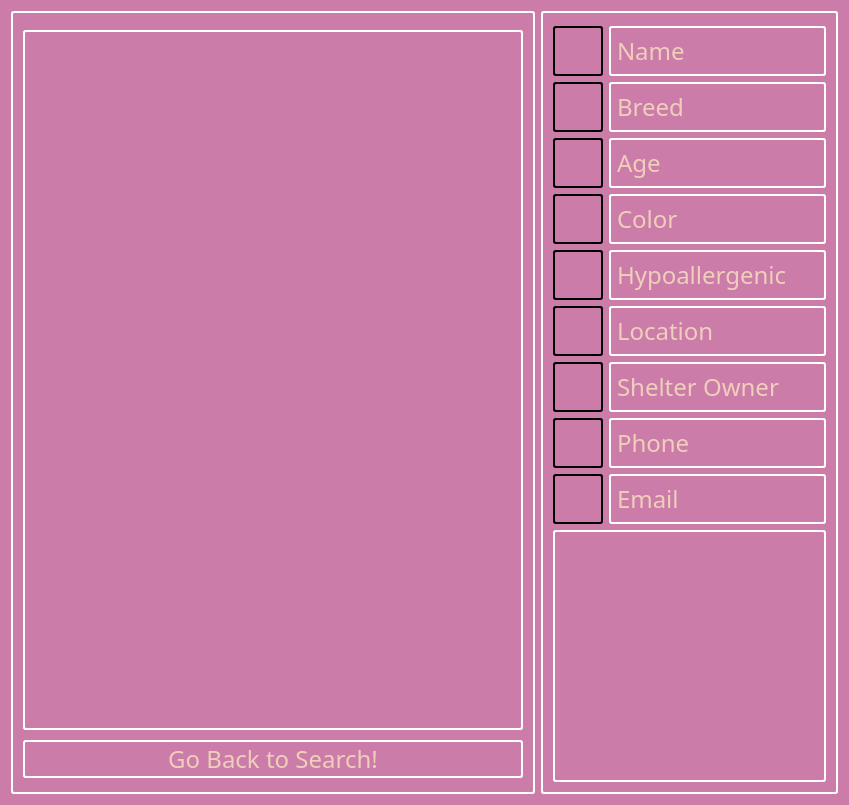
The window that breadnbutter/gui/petprofile.ui (jacksodl23/cs-205-pet-adoption) describes before a commit, drawn with Qt 5.
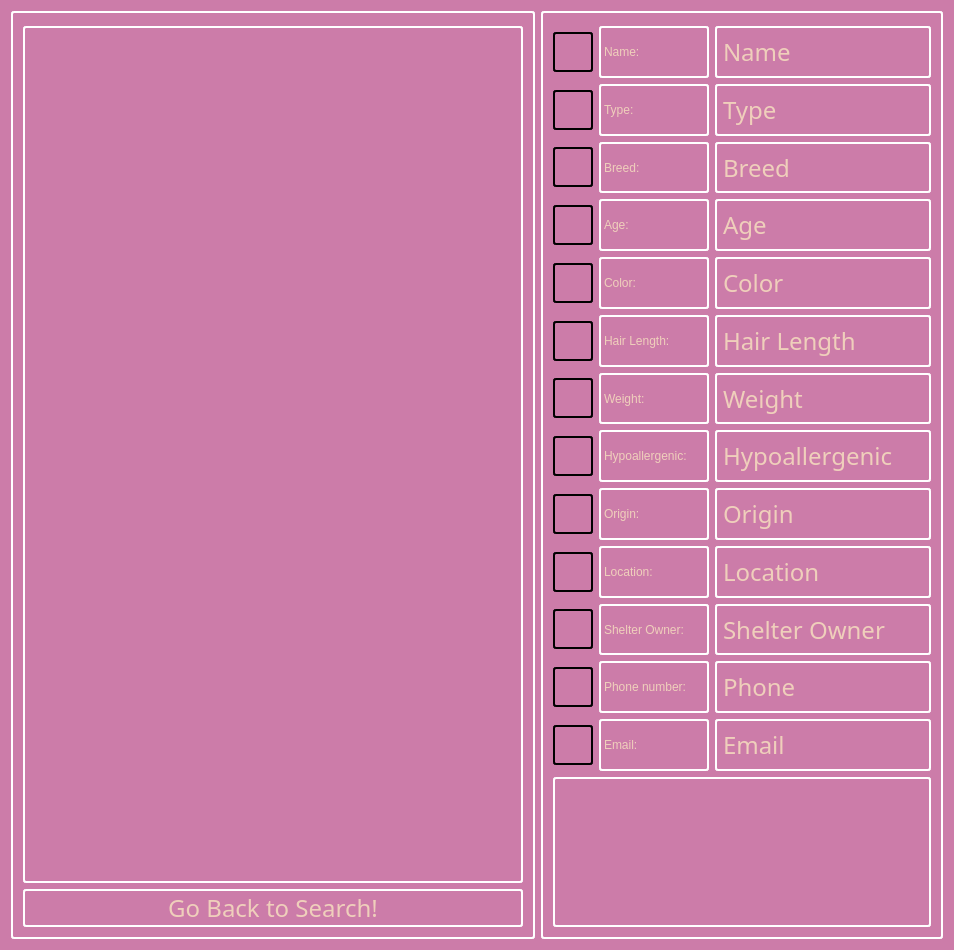
The same window after the commit.

Commit message: added icons and updated attributes displayed

Diff of the .ui file:
```diff
--- a/breadnbutter/gui/petprofile.ui
+++ b/breadnbutter/gui/petprofile.ui
@@ -6,8 +6,8 @@
    <rect>
     <x>0</x>
     <y>0</y>
-    <width>849</width>
-    <height>805</height>
+    <width>954</width>
+    <height>950</height>
    </rect>
   </property>
   <property name="windowTitle">
@@ -17,65 +17,58 @@
    <string notr="true">background-color: rgb(204, 124, 169);
 color: rgb(239, 207, 187);</string>
   </property>
-  <layout class="QHBoxLayout" name="horizontalLayout_3">
+  <layout class="QHBoxLayout" name="horizontalLayout_14">
    <item>
-    <layout class="QVBoxLayout" name="verticalLayout_3"/>
-   </item>
-   <item>
-    <layout class="QVBoxLayout" name="verticalLayout_4">
-     <item>
-      <widget class="QGroupBox" name="groupBox">
-       <property name="minimumSize">
-        <size>
-         <width>500</width>
-         <height>0</height>
-        </size>
-       </property>
-       <property name="styleSheet">
-        <string notr="true">color: rgb(239, 207, 187);
+    <widget class="QGroupBox" name="groupBox">
+     <property name="minimumSize">
+      <size>
+       <width>500</width>
+       <height>0</height>
+      </size>
+     </property>
+     <property name="styleSheet">
+      <string notr="true">color: rgb(239, 207, 187);
 border: 2px solid  white; 
      border-radius: 3px;</string>
-       </property>
-       <property name="title">
-        <string/>
-       </property>
-       <layout class="QVBoxLayout" name="verticalLayout_5">
-        <item>
-         <widget class="QLabel" name="animalDisplay">
-          <property name="minimumSize">
-           <size>
-            <width>500</width>
-            <height>700</height>
-           </size>
-          </property>
-          <property name="maximumSize">
-           <size>
-            <width>500</width>
-            <height>700</height>
-           </size>
-          </property>
-          <property name="text">
-           <string/>
-          </property>
-         </widget>
-        </item>
-        <item>
-         <widget class="QPushButton" name="backToSearchButton">
-          <property name="font">
-           <font>
-            <family>Dyuthi</family>
-            <pointsize>18</pointsize>
-           </font>
-          </property>
-          <property name="text">
-           <string>Go Back to Search!</string>
-          </property>
-         </widget>
-        </item>
-       </layout>
-      </widget>
-     </item>
-    </layout>
+     </property>
+     <property name="title">
+      <string/>
+     </property>
+     <layout class="QVBoxLayout" name="verticalLayout_5">
+      <item>
+       <widget class="QLabel" name="animalDisplay">
+        <property name="minimumSize">
+         <size>
+          <width>500</width>
+          <height>700</height>
+         </size>
+        </property>
+        <property name="maximumSize">
+         <size>
+          <width>500</width>
+          <height>1000</height>
+         </size>
+        </property>
+        <property name="text">
+         <string/>
+        </property>
+       </widget>
+      </item>
+      <item>
+       <widget class="QPushButton" name="backToSearchButton">
+        <property name="font">
+         <font>
+          <family>Dyuthi</family>
+          <pointsize>18</pointsize>
+         </font>
+        </property>
+        <property name="text">
+         <string>Go Back to Search!</string>
+        </property>
+       </widget>
+      </item>
+     </layout>
+    </widget>
    </item>
    <item>
     <widget class="QGroupBox" name="groupBox_2">
@@ -100,14 +93,14 @@
          <widget class="QLabel" name="icon_name">
           <property name="minimumSize">
            <size>
-            <width>50</width>
-            <height>50</height>
+            <width>40</width>
+            <height>40</height>
            </size>
           </property>
           <property name="maximumSize">
            <size>
-            <width>50</width>
-            <height>50</height>
+            <width>40</width>
+            <height>40</height>
            </size>
           </property>
           <property name="styleSheet">
@@ -119,8 +112,27 @@
           </property>
          </widget>
         </item>
+        <item>
+         <widget class="QLabel" name="label">
+          <property name="maximumSize">
+           <size>
+            <width>110</width>
+            <height>16777215</height>
+           </size>
+          </property>
+          <property name="text">
+           <string>Name:</string>
+          </property>
+         </widget>
+        </item>
         <item>
          <widget class="QLabel" name="label_name">
+          <property name="maximumSize">
+           <size>
+            <width>1000</width>
+            <height>16777215</height>
+           </size>
+          </property>
           <property name="font">
            <font>
             <family>Dyuthi</family>
@@ -137,17 +149,76 @@
       <item>
        <layout class="QHBoxLayout" name="horizontalLayout_2">
         <item>
+         <widget class="QLabel" name="icon_type">
+          <property name="minimumSize">
+           <size>
+            <width>40</width>
+            <height>40</height>
+           </size>
+          </property>
+          <property name="maximumSize">
+           <size>
+            <width>40</width>
+            <height>40</height>
+           </size>
+          </property>
+          <property name="styleSheet">
+           <string notr="true">border: 2px solid  black; 
+     border-radius: 3px;</string>
+          </property>
+          <property name="text">
+           <string/>
+          </property>
+         </widget>
+        </item>
+        <item>
+         <widget class="QLabel" name="label_2">
+          <property name="maximumSize">
+           <size>
+            <width>110</width>
+            <height>16777215</height>
+           </size>
+          </property>
+          <property name="text">
+           <string>Type:</string>
+          </property>
+         </widget>
+        </item>
+        <item>
+         <widget class="QLabel" name="label_type">
+          <property name="maximumSize">
+           <size>
+            <width>1000</width>
+            <height>16777215</height>
+           </size>
+          </property>
+          <property name="font">
+           <font>
+            <family>Dyuthi</family>
+            <pointsize>18</pointsize>
+           </font>
+          </property>
+          <property name="text">
+           <string>Type</string>
+          </property>
+         </widget>
+        </item>
+       </layout>
+      </item>
+      <item>
+       <layout class="QHBoxLayout" name="horizontalLayout_3">
+        <item>
          <widget class="QLabel" name="icon_breed">
           <property name="minimumSize">
            <size>
-            <width>50</width>
-            <height>50</height>
+            <width>40</width>
+            <height>40</height>
            </size>
           </property>
           <property name="maximumSize">
            <size>
-            <width>50</width>
-            <height>50</height>
+            <width>40</width>
+            <height>40</height>
            </size>
           </property>
           <property name="styleSheet">
@@ -159,8 +230,27 @@
           </property>
          </widget>
         </item>
+        <item>
+         <widget class="QLabel" name="label_3">
+          <property name="maximumSize">
+           <size>
+            <width>110</width>
+            <height>16777215</height>
+           </size>
+          </property>
+          <property name="text">
+           <string>Breed:</string>
+          </property>
+         </widget>
+        </item>
         <item>
          <widget class="QLabel" name="label_breed">
+          <property name="maximumSize">
+           <size>
+            <width>1000</width>
+            <height>16777215</height>
+           </size>
+          </property>
           <property name="font">
            <font>
             <family>Dyuthi</family>
@@ -180,14 +270,14 @@
          <widget class="QLabel" name="icon_age">
           <property name="minimumSize">
            <size>
-            <width>50</width>
-            <height>50</height>
+            <width>40</width>
+            <height>40</height>
            </size>
           </property>
           <property name="maximumSize">
            <size>
-            <width>50</width>
-            <height>50</height>
+            <width>40</width>
+            <height>40</height>
            </size>
           </property>
           <property name="styleSheet">
@@ -199,8 +289,27 @@
           </property>
          </widget>
         </item>
+        <item>
+         <widget class="QLabel" name="label_4">
+          <property name="maximumSize">
+           <size>
+            <width>110</width>
+            <height>16777215</height>
+           </size>
+          </property>
+          <property name="text">
+           <string>Age:</string>
+          </property>
+         </widget>
+        </item>
         <item>
          <widget class="QLabel" name="label_age">
+          <property name="maximumSize">
+           <size>
+            <width>1000</width>
+            <height>16777215</height>
+           </size>
+          </property>
           <property name="font">
            <font>
             <family>Dyuthi</family>
@@ -220,14 +329,14 @@
          <widget class="QLabel" name="icon_color">
           <property name="minimumSize">
            <size>
-            <width>50</width>
-            <height>50</height>
+            <width>40</width>
+            <height>40</height>
            </size>
           </property>
           <property name="maximumSize">
            <size>
-            <width>50</width>
-            <height>50</height>
+            <width>40</width>
+            <height>40</height>
            </size>
           </property>
           <property name="styleSheet">
@@ -239,8 +348,27 @@
           </property>
          </widget>
         </item>
+        <item>
+         <widget class="QLabel" name="label_5">
+          <property name="maximumSize">
+           <size>
+            <width>110</width>
+            <height>16777215</height>
+           </size>
+          </property>
+          <property name="text">
+           <string>Color:</string>
+          </property>
+         </widget>
+        </item>
         <item>
          <widget class="QLabel" name="label_color">
+          <property name="maximumSize">
+           <size>
+            <width>1000</width>
+            <height>16777215</height>
+           </size>
+          </property>
           <property name="font">
            <font>
             <family>Dyuthi</family>
@@ -257,17 +385,135 @@
       <item>
        <layout class="QHBoxLayout" name="horizontalLayout_6">
         <item>
+         <widget class="QLabel" name="icon_hair">
+          <property name="minimumSize">
+           <size>
+            <width>40</width>
+            <height>40</height>
+           </size>
+          </property>
+          <property name="maximumSize">
+           <size>
+            <width>40</width>
+            <height>40</height>
+           </size>
+          </property>
+          <property name="styleSheet">
+           <string notr="true">border: 2px solid  black; 
+     border-radius: 3px;</string>
+          </property>
+          <property name="text">
+           <string/>
+          </property>
+         </widget>
+        </item>
+        <item>
+         <widget class="QLabel" name="label_6">
+          <property name="maximumSize">
+           <size>
+            <width>110</width>
+            <height>16777215</height>
+           </size>
+          </property>
+          <property name="text">
+           <string>Hair Length:</string>
+          </property>
+         </widget>
+        </item>
+        <item>
+         <widget class="QLabel" name="label_hair">
+          <property name="maximumSize">
+           <size>
+            <width>1000</width>
+            <height>16777215</height>
+           </size>
+          </property>
+          <property name="font">
+           <font>
+            <family>Dyuthi</family>
+            <pointsize>18</pointsize>
+           </font>
+          </property>
+          <property name="text">
+           <string>Hair Length</string>
+          </property>
+         </widget>
+        </item>
+       </layout>
+      </item>
+      <item>
+       <layout class="QHBoxLayout" name="horizontalLayout_7">
+        <item>
+         <widget class="QLabel" name="icon_weight">
+          <property name="minimumSize">
+           <size>
+            <width>40</width>
+            <height>40</height>
+           </size>
+          </property>
+          <property name="maximumSize">
+           <size>
+            <width>40</width>
+            <height>40</height>
+           </size>
+          </property>
+          <property name="styleSheet">
+           <string notr="true">border: 2px solid  black; 
+     border-radius: 3px;</string>
+          </property>
+          <property name="text">
+           <string/>
+          </property>
+         </widget>
+        </item>
+        <item>
+         <widget class="QLabel" name="label_7">
+          <property name="maximumSize">
+           <size>
+            <width>110</width>
+            <height>16777215</height>
+           </size>
+          </property>
+          <property name="text">
+           <string>Weight:</string>
+          </property>
+         </widget>
+        </item>
+        <item>
+         <widget class="QLabel" name="label_weight">
+          <property name="maximumSize">
+           <size>
+            <width>1000</width>
+            <height>16777215</height>
+           </size>
+          </property>
+          <property name="font">
+           <font>
+            <family>Dyuthi</family>
+            <pointsize>18</pointsize>
+           </font>
+          </property>
+          <property name="text">
+           <string>Weight</string>
+          </property>
+         </widget>
+        </item>
+       </layout>
+      </item>
+      <item>
+       <layout class="QHBoxLayout" name="horizontalLayout_8">
+        <item>
          <widget class="QLabel" name="icon_hypoallergenic">
           <property name="minimumSize">
            <size>
-            <width>50</width>
-            <height>50</height>
+            <width>40</width>
+            <height>40</height>
            </size>
           </property>
           <property name="maximumSize">
            <size>
-            <width>50</width>
-            <height>50</height>
+            <width>40</width>
+            <height>40</height>
            </size>
           </property>
           <property name="styleSheet">
@@ -279,8 +525,27 @@
           </property>
          </widget>
         </item>
+        <item>
+         <widget class="QLabel" name="label_8">
+          <property name="maximumSize">
+           <size>
+            <width>110</width>
+            <height>16777215</height>
+           </size>
+          </property>
+          <property name="text">
+           <string>Hypoallergenic:</string>
+          </property>
+         </widget>
+        </item>
         <item>
          <widget class="QLabel" name="label_hypo">
+          <property name="maximumSize">
+           <size>
+            <width>1000</width>
+            <height>16777215</height>
+           </size>
+          </property>
           <property name="font">
            <font>
             <family>Dyuthi</family>
@@ -295,19 +560,78 @@
        </layout>
       </item>
       <item>
-       <layout class="QHBoxLayout" name="horizontalLayout_7">
+       <layout class="QHBoxLayout" name="horizontalLayout_9">
+        <item>
+         <widget class="QLabel" name="icon_origin">
+          <property name="minimumSize">
+           <size>
+            <width>40</width>
+            <height>40</height>
+           </size>
+          </property>
+          <property name="maximumSize">
+           <size>
+            <width>40</width>
+            <height>40</height>
+           </size>
+          </property>
+          <property name="styleSheet">
+           <string notr="true">border: 2px solid  black; 
+     border-radius: 3px;</string>
+          </property>
+          <property name="text">
+           <string/>
+          </property>
+         </widget>
+        </item>
+        <item>
+         <widget class="QLabel" name="label_9">
+          <property name="maximumSize">
+           <size>
+            <width>110</width>
+            <height>16777215</height>
+           </size>
+          </property>
+          <property name="text">
+           <string>Origin:</string>
+          </property>
+         </widget>
+        </item>
+        <item>
+         <widget class="QLabel" name="label_origin">
+          <property name="maximumSize">
+           <size>
+            <width>1000</width>
+            <height>16777215</height>
+           </size>
+          </property>
+          <property name="font">
+           <font>
+            <family>Dyuthi</family>
+            <pointsize>18</pointsize>
+           </font>
+          </property>
+          <property name="text">
+           <string>Origin</string>
+          </property>
+         </widget>
+        </item>
+       </layout>
+      </item>
+      <item>
+       <layout class="QHBoxLayout" name="horizontalLayout_10">
         <item>
          <widget class="QLabel" name="icon_location">
           <property name="minimumSize">
            <size>
-            <width>50</width>
-            <height>50</height>
+            <width>40</width>
+            <height>40</height>
            </size>
           </property>
           <property name="maximumSize">
            <size>
-            <width>50</width>
-            <height>50</height>
+            <width>40</width>
+            <height>40</height>
            </size>
           </property>
           <property name="styleSheet">
@@ -319,8 +643,27 @@
           </property>
          </widget>
         </item>
+        <item>
+         <widget class="QLabel" name="label_10">
+          <property name="maximumSize">
+           <size>
+            <width>110</width>
+            <height>16777215</height>
+           </size>
+          </property>
+          <property name="text">
+           <string>Location:</string>
+          </property>
+         </widget>
+        </item>
         <item>
          <widget class="QLabel" name="label_location">
+          <property name="maximumSize">
+           <size>
+            <width>1000</width>
+            <height>16777215</height>
+           </size>
+          </property>
           <property name="font">
            <font>
             <family>Dyuthi</family>
@@ -335,19 +678,19 @@
        </layout>
       </item>
       <item>
-       <layout class="QHBoxLayout" name="horizontalLayout_8">
+       <layout class="QHBoxLayout" name="horizontalLayout_11">
         <item>
          <widget class="QLabel" name="icon_shelter">
           <property name="minimumSize">
            <size>
-            <width>50</width>
-            <height>50</height>
+            <width>40</width>
+            <height>40</height>
            </size>
           </property>
           <property name="maximumSize">
            <size>
-            <width>50</width>
-            <height>50</height>
+            <width>40</width>
+            <height>40</height>
            </size>
           </property>
           <property name="styleSheet">
@@ -359,8 +702,27 @@
           </property>
          </widget>
         </item>
+        <item>
+         <widget class="QLabel" name="label_11">
+          <property name="maximumSize">
+           <size>
+            <width>110</width>
+            <height>16777215</height>
+           </size>
+          </property>
+          <property name="text">
+           <string>Shelter Owner:</string>
+          </property>
+         </widget>
+        </item>
         <item>
          <widget class="QLabel" name="label_shelter">
+          <property name="maximumSize">
+           <size>
+            <width>1000</width>
+            <height>16777215</height>
+           </size>
+          </property>
           <property name="font">
            <font>
             <family>Dyuthi</family>
@@ -375,19 +737,19 @@
        </layout>
       </item>
       <item>
-       <layout class="QHBoxLayout" name="horizontalLayout_9">
+       <layout class="QHBoxLayout" name="horizontalLayout_12">
         <item>
          <widget class="QLabel" name="icon_phone">
           <property name="minimumSize">
            <size>
-            <width>50</width>
-            <height>50</height>
+            <width>40</width>
+            <height>40</height>
            </size>
           </property>
           <property name="maximumSize">
            <size>
-            <width>50</width>
-            <height>50</height>
+            <width>40</width>
+            <height>40</height>
            </size>
           </property>
           <property name="styleSheet">
@@ -399,8 +761,27 @@
           </property>
          </widget>
         </item>
+        <item>
+         <widget class="QLabel" name="label_12">
+          <property name="maximumSize">
+           <size>
+            <width>110</width>
+            <height>16777215</height>
+           </size>
+          </property>
+          <property name="text">
+           <string>Phone number:</string>
+          </property>
+         </widget>
+        </item>
         <item>
          <widget class="QLabel" name="label_phone">
+          <property name="maximumSize">
+           <size>
+            <width>1000</width>
+            <height>16777215</height>
+           </size>
+          </property>
           <property name="font">
            <font>
             <family>Dyuthi</family>
@@ -415,19 +796,19 @@
        </layout>
       </item>
       <item>
-       <layout class="QHBoxLayout" name="horizontalLayout_10">
+       <layout class="QHBoxLayout" name="horizontalLayout_13">
         <item>
          <widget class="QLabel" name="icon_email">
           <property name="minimumSize">
            <size>
-            <width>50</width>
-            <height>50</height>
+            <width>40</width>
+            <height>40</height>
            </size>
           </property>
           <property name="maximumSize">
            <size>
-            <width>50</width>
-            <height>50</height>
+            <width>40</width>
+            <height>40</height>
            </size>
           </property>
           <property name="styleSheet">
@@ -439,8 +820,27 @@
           </property>
          </widget>
         </item>
+        <item>
+         <widget class="QLabel" name="label_13">
+          <property name="maximumSize">
+           <size>
+            <width>110</width>
+            <height>16777215</height>
+           </size>
+          </property>
+          <property name="text">
+           <string>Email:</string>
+          </property>
+         </widget>
+        </item>
         <item>
          <widget class="QLabel" name="label_email">
+          <property name="maximumSize">
+           <size>
+            <width>1000</width>
+            <height>16777215</height>
+           </size>
+          </property>
           <property name="font">
            <font>
             <family>Dyuthi</family>
@@ -456,10 +856,16 @@
       </item>
       <item>
        <widget class="QTextBrowser" name="descriptionBox">
+        <property name="minimumSize">
+         <size>
+          <width>50</width>
+          <height>50</height>
+         </size>
+        </property>
         <property name="maximumSize">
          <size>
-          <width>16777215</width>
-          <height>300</height>
+          <width>500</width>
+          <height>150</height>
          </size>
         </property>
        </widget>
```
The commit also changes 10 other files.
